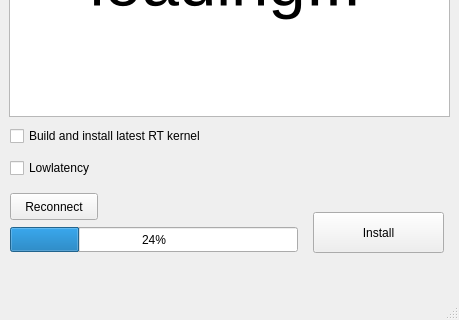
millerthegorilla/launchpad_rpm, file kxfed_ui.ui: the form before one commit; both pictures show x 0 to 459 and y 292 to 612 of the 459 by 612 pixel window.
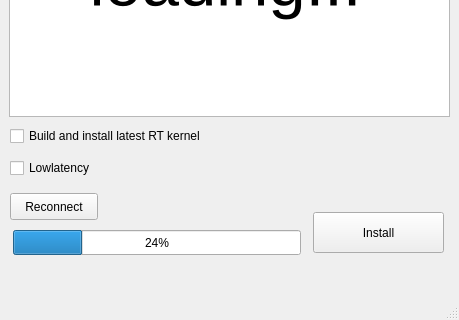
The form after the commit.

The edit to the form file:
```diff
--- a/kxfed_ui.ui
+++ b/kxfed_ui.ui
@@ -202,8 +202,8 @@
     </property>
     <property name="geometry">
      <rect>
-      <x>10</x>
-      <y>500</y>
+      <x>13</x>
+      <y>503</y>
       <width>288</width>
       <height>25</height>
      </rect>
```
Left out of the diff: 14 changed lines with no effect on the pictures.
